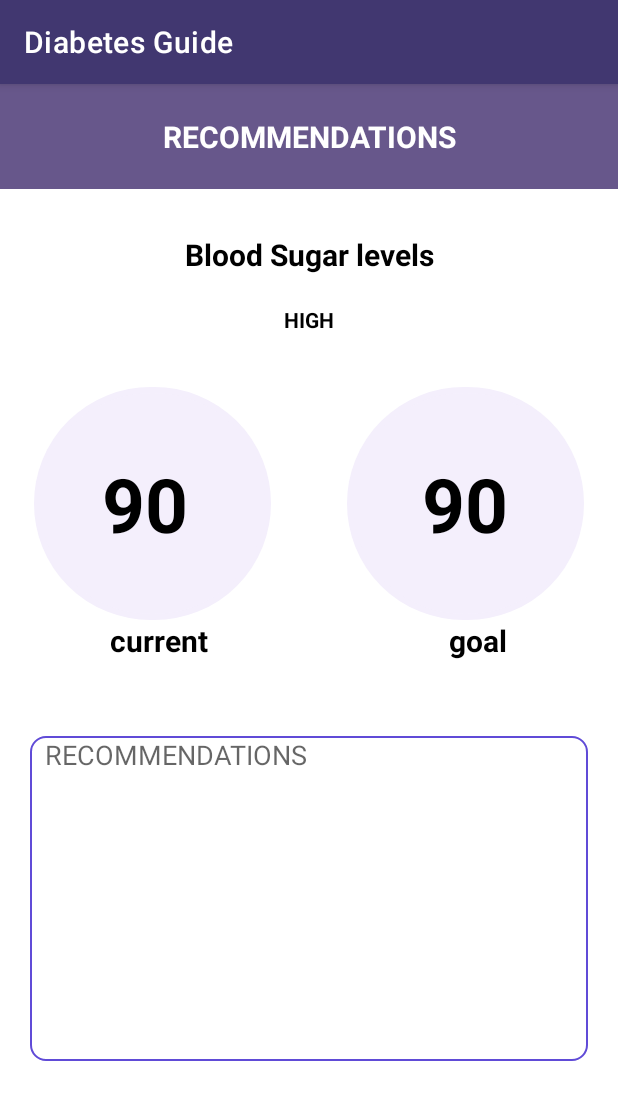
After one commit to Jess0001/DiabetesGuide, an Android app: the Reccomendations screen opened directly, with no data from a screen before it, on a phone screen of 412 x 824 dp. The commit adds this screen. Shown: the top 1100 px of the screen. Run offline under Robolectric (Android 15) with nearby library versions, the phone set to English and light mode, and no system bars.

Commit message:
keegans work

```diff
--- a/app/build.gradle
+++ b/app/build.gradle
@@ -25,6 +25,9 @@ android {
         sourceCompatibility JavaVersion.VERSION_1_8
         targetCompatibility JavaVersion.VERSION_1_8
     }
+    buildFeatures {
+        viewBinding true
+    }
 }
 
 dependencies {
@@ -32,6 +35,8 @@ dependencies {
     implementation 'androidx.appcompat:appcompat:1.5.1'
     implementation 'com.google.android.material:material:1.6.1'
     implementation 'androidx.constraintlayout:constraintlayout:2.1.4'
+    implementation 'androidx.navigation:navigation-fragment:2.3.5'
+    implementation 'androidx.navigation:navigation-ui:2.3.5'
     testImplementation 'junit:junit:4.13.2'
     androidTestImplementation 'androidx.test.ext:junit:1.1.3'
     androidTestImplementation 'androidx.test.espresso:espresso-core:3.4.0'
--- /dev/null
+++ b/app/src/main/java/com/example/diabetesguide/Reccomendations.java
@@ -0,0 +1,14 @@
+package com.example.diabetesguide;
+
+import androidx.appcompat.app.AppCompatActivity;
+
+import android.os.Bundle;
+
+public class Reccomendations extends AppCompatActivity {
+
+    @Override
+    protected void onCreate(Bundle savedInstanceState) {
+        super.onCreate(savedInstanceState);
+        setContentView(R.layout.activity_reccomendations);
+    }
+}
--- /dev/null
+++ b/app/src/main/res/drawable-v24/bg_heading.xml
@@ -0,0 +1,6 @@
+<?xml version="1.0" encoding="utf-8"?>
+<shape xmlns:android="http://schemas.android.com/apk/res/android">
+    <solid android:color="#67578b">
+
+    </solid>
+</shape>
--- /dev/null
+++ b/app/src/main/res/drawable-v24/custom_input.xml
@@ -0,0 +1,22 @@
+<?xml version="1.0" encoding="utf-8"?>
+<selector xmlns:android="http://schemas.android.com/apk/res/android">
+
+    <item android:state_enabled="true" android:state_focused="true">
+
+        <shape android:shape="rectangle">
+            <solid android:color="@color/white"/>
+            <corners android:radius="10dp"/>
+            <stroke android:color="#604bd7" android:width="1dp"/>
+        </shape>
+    </item>
+
+    <item android:state_enabled="true" >
+
+        <shape android:shape="rectangle">
+            <solid android:color="@color/white"/>
+            <corners android:radius="5dp"/>
+            <stroke android:color="@color/black" android:width="1dp"/>
+        </shape>
+    </item>
+
+</selector>
--- /dev/null
+++ b/app/src/main/res/drawable-v24/ic_baseline_person_24.xml
@@ -0,0 +1,5 @@
+<vector android:height="24dp" android:tint="#DEDEDE"
+    android:viewportHeight="24" android:viewportWidth="24"
+    android:width="24dp" xmlns:android="http://schemas.android.com/apk/res/android">
+    <path android:fillColor="@android:color/white" android:pathData="M12,12c2.21,0 4,-1.79 4,-4s-1.79,-4 -4,-4 -4,1.79 -4,4 1.79,4 4,4zM12,14c-2.67,0 -8,1.34 -8,4v2h16v-2c0,-2.66 -5.33,-4 -8,-4z"/>
+</vector>
--- /dev/null
+++ b/app/src/main/res/drawable/circle.xml
@@ -0,0 +1,23 @@
+<?xml version="1.0" encoding="utf-8"?>
+<shape xmlns:android="http://schemas.android.com/apk/res/android">
+
+<solid android:color="#f4effc"/>
+    <stroke
+
+        android:width="4dp"
+        android:color="#f4effc">
+
+    </stroke>
+
+    <corners
+        android:radius="250dp"
+        android:bottomLeftRadius="250dp"
+        android:topLeftRadius="250dp"
+        android:bottomRightRadius="250dp"
+        android:topRightRadius="250dp"
+
+        >
+
+    </corners>
+
+</shape>
--- /dev/null
+++ b/app/src/main/res/layout/activity_reccomendations.xml
@@ -0,0 +1,187 @@
+<?xml version="1.0" encoding="utf-8"?>
+<LinearLayout xmlns:android="http://schemas.android.com/apk/res/android"
+    xmlns:app="http://schemas.android.com/apk/res-auto"
+    xmlns:tools="http://schemas.android.com/tools"
+    android:layout_width="match_parent"
+    android:layout_height="match_parent"
+    android:orientation="vertical"
+    tools:context=".Reccomendations">
+
+    <LinearLayout
+        android:layout_width="match_parent"
+        android:layout_height="70dp"
+        android:background="@drawable/bg_heading"
+        android:gravity="center_vertical"
+        android:orientation="vertical"
+        >
+
+        <TextView
+            android:layout_width="match_parent"
+            android:layout_height="wrap_content"
+            android:text="RECOMMENDATIONS"
+            android:textStyle="bold"
+            android:textAlignment="center"
+            android:textColor="@color/white"
+
+            android:textSize="20dp">
+
+        </TextView>
+
+    </LinearLayout>
+
+   <LinearLayout
+       android:layout_width="match_parent"
+       android:layout_height="wrap_content"
+       app:layout_constraintBottom_toBottomOf="@drawable/bg_heading">
+
+       <TextView
+           android:layout_width="match_parent"
+           android:layout_height="wrap_content"
+           android:orientation="vertical"
+           android:text="Blood Sugar levels"
+           android:paddingTop="30dp"
+           android:textColor="@color/black"
+           android:textSize="20dp"
+           android:textStyle="bold"
+           android:textAlignment="center"
+           tools:layout_editor_absoluteX="0dp"
+           tools:layout_editor_absoluteY="91dp">
+
+       </TextView>
+
+
+
+
+
+   </LinearLayout>
+
+
+
+    <LinearLayout
+        android:layout_width="match_parent"
+        android:layout_height="wrap_content"
+        android:orientation="vertical">
+        <TextView
+            android:layout_width="match_parent"
+            android:layout_height="wrap_content"
+            android:paddingTop="20dp"
+            android:paddingBottom="15dp"
+            android:text="HIGH"
+            android:textStyle="bold"
+            android:textColor="@color/black"
+            android:textAlignment="center">
+
+        </TextView>
+
+
+
+    </LinearLayout>
+
+<LinearLayout
+    android:layout_width="match_parent"
+    android:layout_height="20dp">
+
+
+</LinearLayout>
+
+    <LinearLayout
+        android:layout_width="match_parent"
+        android:layout_height="wrap_content"
+        android:orientation="horizontal"
+        android:gravity="center_horizontal">
+
+
+        <TextView
+            android:id="@+id/currentLevel"
+            android:paddingRight="10dp"
+            android:layout_width="158dp"
+            android:layout_height="155dp"
+            android:layout_marginRight="25dp"
+            android:text="90"
+            android:gravity="center"
+            android:textSize="50dp"
+            android:textStyle="bold"
+            android:textColor="@color/black"
+            android:background="@drawable/circle"
+            >
+
+        </TextView>
+
+        <TextView
+            android:layout_marginLeft="25dp"
+            android:layout_width="158dp"
+            android:layout_height="155dp"
+            android:background="@drawable/circle"
+            android:gravity="center"
+            android:text="90"
+            android:textColor="@color/black"
+            android:textSize="50dp"
+            android:textStyle="bold">
+
+        </TextView>
+
+    </LinearLayout>
+
+<LinearLayout
+    android:layout_width="match_parent"
+    android:layout_height="wrap_content"
+    android:orientation="horizontal"
+    android:gravity="center_horizontal">
+
+    <TextView
+
+
+        android:layout_width="wrap_content"
+        android:layout_height="wrap_content"
+        android:paddingRight="95dp"
+
+        android:text="current"
+        android:textColor="@color/black"
+        android:textSize="20dp"
+        android:textStyle="bold"
+
+        >
+
+    </TextView>
+
+    <TextView
+
+        android:layout_width="wrap_content"
+        android:layout_height="wrap_content"
+
+        android:paddingLeft="65dp"
+        android:text="goal"
+        android:textColor="@color/black"
+        android:textSize="20dp"
+        android:textStyle="bold">
+
+    </TextView>
+
+</LinearLayout>
+
+    <LinearLayout
+        android:layout_width="match_parent"
+        android:layout_height="wrap_content"
+        android:paddingTop="50dp"
+        android:paddingLeft="20dp"
+        android:paddingRight="20dp">
+
+        <EditText
+
+            android:id="@+id/add_category_description"
+            android:layout_width="match_parent"
+            android:layout_height="wrap_content"
+            android:background="@drawable/custom_input"
+            android:gravity="left"
+            android:hint="RECOMMENDATIONS"
+            android:inputType="textMultiLine"
+            android:lines="10"
+            android:maxLines="10"
+            android:paddingLeft="10dp">
+
+        </EditText>
+
+
+    </LinearLayout>
+
+</LinearLayout>
```
Also changed, not shown: app/src/main/AndroidManifest.xml (+6 -3 lines), app/src/main/res/layout/activity_login.xml (added, +44 -0 lines), app/src/main/res/menu/top_app_bar.xml (added, +12 -0 lines), app/src/main/res/values/strings.xml (+9 -0 lines), app/src/main/res/values/themes.xml (+7 -0 lines).
